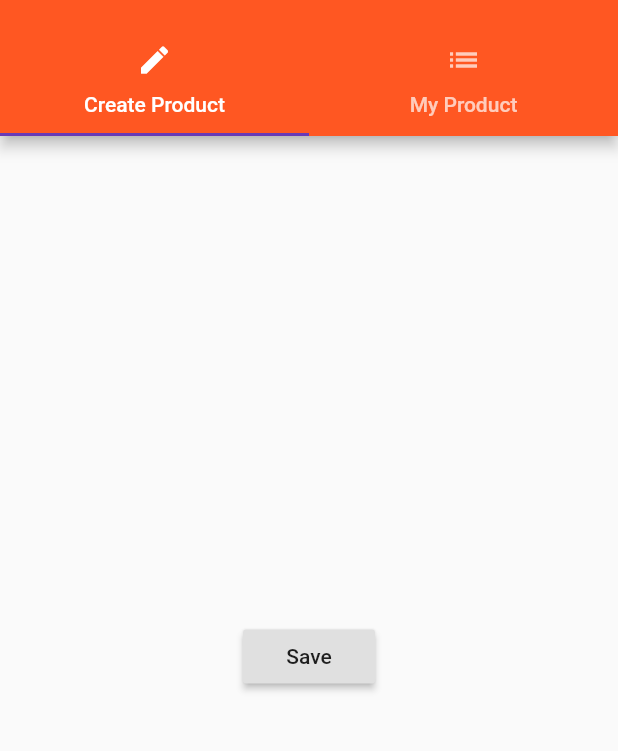
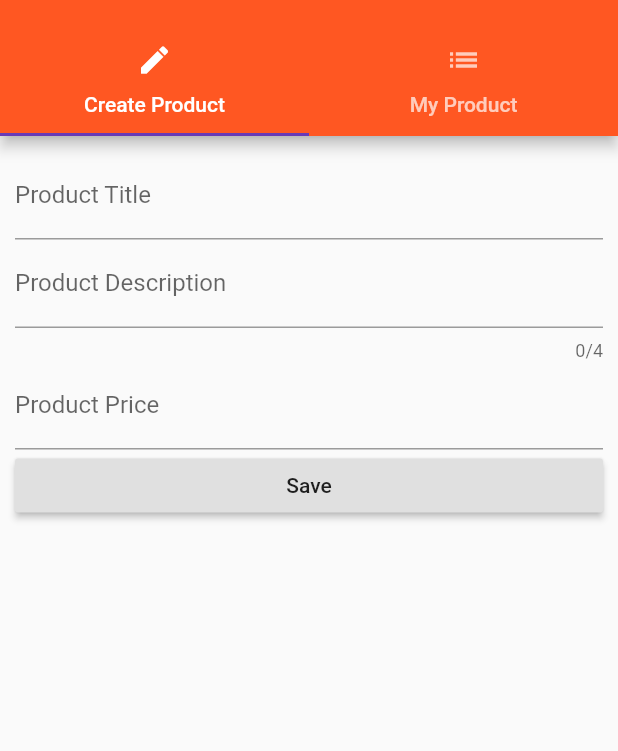
Before and after one commit to ungsochea/flutter-course, a Flutter app: the ProductAdminPage screen opened by its route, on a phone screen of 412 x 824 dp, the part 59-810 px from its top. Run offline on Flutter 3.47's test engine with Material 2 defaults, Android fonts, the phone set to English and light mode, and no system bars.

Commit message:
input field with button

```diff
--- a/lib/pages/product_create.dart
+++ b/lib/pages/product_create.dart
@@ -1,21 +1,50 @@
 import 'package:flutter/material.dart';
 
-class ProductCreatePage extends StatelessWidget {
+class ProductCreatePage extends StatefulWidget {
+  @override
+  _ProductCreatePageState createState() => _ProductCreatePageState();
+}
+
+class _ProductCreatePageState extends State<ProductCreatePage> {
+  String titleValue;
+  String descriptionValue;
+  double priceValue;
+
   @override
   Widget build(BuildContext context) {
-    return Center(
-      child: RaisedButton(
-        child: Text('Save'),
-        onPressed: (){
-          showModalBottomSheet(
-            context: context,
-            builder: (BuildContext context){
-              return Center(child: Text('This is a Modal !'),);
-            }
-          );
-        },
-        )
-
-    ,);
+    return Container(
+      margin: EdgeInsets.all(10.0),
+      child: ListView(
+        children: <Widget>[
+          TextField(
+            decoration: InputDecoration(labelText: 'Product Title'),
+            onChanged: (String value) {
+              setState(() {
+                titleValue = value;
+              });
+            },
+          ),
+          TextField(
+            decoration: InputDecoration(labelText: 'Product Description'),
+            maxLength: 4,
+            onChanged: (String value) {
+              setState(() {
+                descriptionValue = value;
+              });
+            },
+          ),
+          TextField(
+            decoration: InputDecoration(labelText: 'Product Price'),
+            keyboardType: TextInputType.number,
+            onChanged: (String value) {
+              setState(() {
+                priceValue = double.parse(value);
+              });
+            },
+          ),
+         RaisedButton(child: Text('Save'),onPressed: (){},)
+        ],
+      ),
+    );
   }
 }
```
